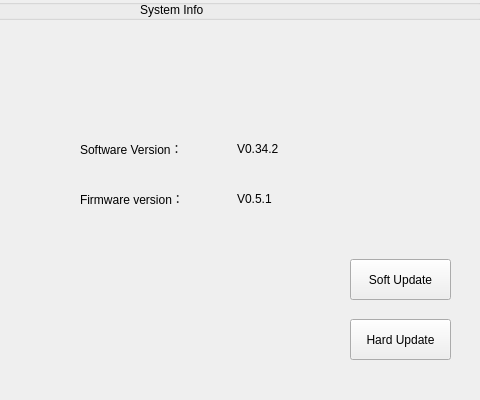
Before: the Qt Designer form setwindow.ui in SnakStar/QT-200, drawn with Qt 5; both pictures show x 320 to 800 and y 0 to 400 of the 800 by 400 pixel window.
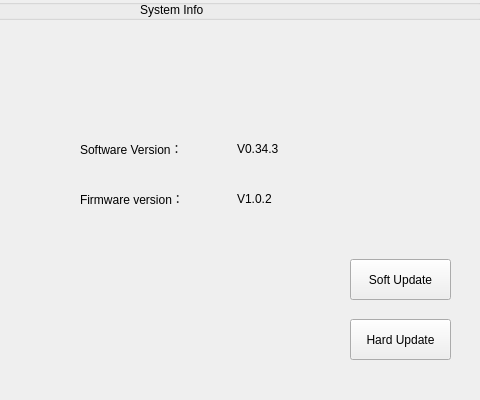
After: the same form once the commit is applied. The open tabs and pages were chosen to show the change. Icons and pictures are not drawn.

```diff
--- a/setwindow.ui
+++ b/setwindow.ui
@@ -738,7 +738,7 @@
       </rect>
      </property>
      <property name="text">
-      <string>V0.34.2</string>
+      <string>V0.34.3</string>
      </property>
     </widget>
     <widget class="QLabel" name="lbHardNum">
@@ -751,7 +751,7 @@
       </rect>
      </property>
      <property name="text">
-      <string>V0.5.1</string>
+      <string>V1.0.2</string>
      </property>
     </widget>
     <widget class="QPushButton" name="btnSoftUpdate">
```
Left out of the diff: 2 changed lines with no effect on the pictures.
